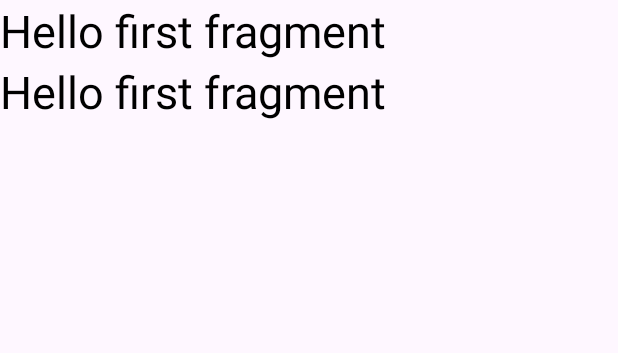
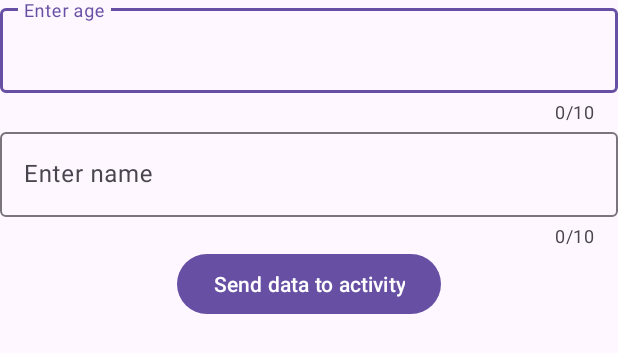
Before and after one commit to Sprajapati123/34A-kotlin, an Android app: the layout fragment_first.xml on its own in the app's theme, with its tools: preview values and no code run, on a phone screen of 412 x 824 dp. Shown: the top 353 px of the screen. Run offline under Robolectric (Android 15) with nearby library versions, the phone set to English and light mode, and no system bars.

Commit message:
fragment to activity

```diff
--- a/app/src/main/res/layout/fragment_first.xml
+++ b/app/src/main/res/layout/fragment_first.xml
@@ -2,25 +2,46 @@
 <LinearLayout xmlns:android="http://schemas.android.com/apk/res/android"
     xmlns:tools="http://schemas.android.com/tools"
     android:layout_width="match_parent"
+    xmlns:app="http://schemas.android.com/apk/res-auto"
     android:orientation="vertical"
     android:layout_height="match_parent"
     tools:context=".fragments.FirstFragment">
 
-    <!-- TODO: Update blank fragment layout -->
-    <TextView
+
+    <com.google.android.material.textfield.TextInputLayout
         android:layout_width="match_parent"
         android:layout_height="wrap_content"
-        android:textSize="30sp"
-        android:id="@+id/lblEmail"
-        android:textColor="@color/black"
-        android:text="Hello first fragment" />
+        app:counterEnabled="true"
+        app:counterMaxLength="10">
 
-    <TextView
+        <com.google.android.material.textfield.TextInputEditText
+            android:layout_width="match_parent"
+            android:layout_height="wrap_content"
+            android:hint="Enter age"
+            android:id="@+id/idAge"
+            android:inputType="number" />
+    </com.google.android.material.textfield.TextInputLayout>
+
+    <com.google.android.material.textfield.TextInputLayout
         android:layout_width="match_parent"
+        app:counterMaxLength="10"
+        app:counterEnabled="true"
+        android:layout_height="wrap_content">
+
+        <com.google.android.material.textfield.TextInputEditText
+            android:id="@+id/idName"
+            android:layout_width="match_parent"
+            android:layout_height="wrap_content"
+            android:hint="Enter name" />
+
+
+
+    </com.google.android.material.textfield.TextInputLayout>
+
+    <Button
+        android:id="@+id/btnNavigate3"
+        android:layout_width="wrap_content"
         android:layout_height="wrap_content"
-        android:textSize="30sp"
-        android:id="@+id/lblPassword"
-        android:textColor="@color/black"
-        android:text="Hello first fragment" />
-
+        android:layout_gravity="center"
+        android:text="Send data to activity" />
 </LinearLayout>
```
Also changed, not shown: app/src/main/AndroidManifest.xml (+9 -0 lines), app/src/main/java/com/example/a34a/FragmentToActivity.kt (added, +40 -0 lines), app/src/main/java/com/example/a34a/fragments/FirstFragment.kt (+8 -4 lines), app/src/main/res/layout/activity_fragment_to.xml (added, +29 -0 lines).
